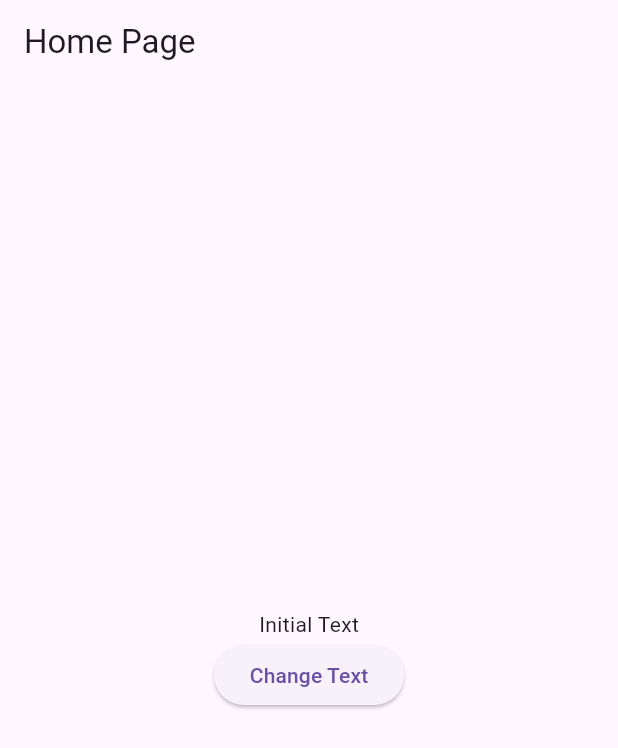
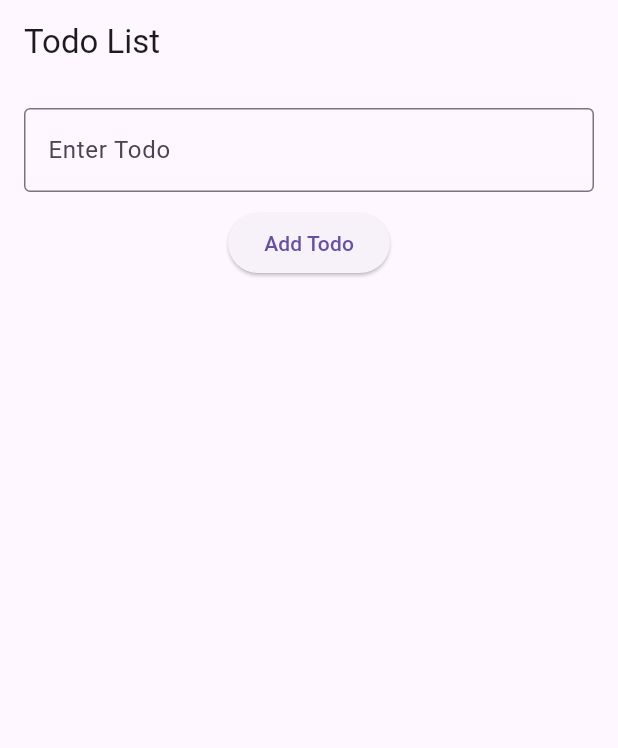
Before and after one commit to AbrahamKiplagat/flutter_testing, a Flutter app: the screen it shows after launch, on a phone screen of 412 x 824 dp. Shown: the top 748 px of the screen. Run offline on Flutter 3.47's test engine with Material 3 defaults, Android fonts, the light colour scheme and no system bars.

Commit message:
adds todo and swipe to delete the todo-list

```diff
--- a/lib/main.dart
+++ b/lib/main.dart
@@ -1,15 +1,18 @@
 import 'package:flutter/material.dart';
-import 'widgets/home_page.dart';
+import 'screens/todo_list_screen.dart';
 
 void main() {
-  runApp(MyApp());
+  runApp(const TodoApp());
 }
 
-class MyApp extends StatelessWidget {
+class TodoApp extends StatelessWidget {
+  const TodoApp({super.key});
+
   @override
   Widget build(BuildContext context) {
-    return MaterialApp(
-      home: MyHomePage(),
+    return const MaterialApp(
+      debugShowCheckedModeBanner: false,
+      home: TodoListScreen(),
     );
   }
 }
--- /dev/null
+++ b/lib/screens/todo_list_screen.dart
@@ -0,0 +1,69 @@
+import 'package:flutter/material.dart';
+import 'todo_item.dart';
+
+class TodoListScreen extends StatefulWidget {
+  const TodoListScreen({super.key});
+
+  @override
+  _TodoListScreenState createState() => _TodoListScreenState();
+}
+
+class _TodoListScreenState extends State<TodoListScreen> {
+  final List<String> todos = [];
+  final TextEditingController controller = TextEditingController();
+
+  void _addTodo() {
+    if (controller.text.isNotEmpty) {
+      setState(() {
+        todos.add(controller.text);
+        controller.clear();
+      });
+    }
+  }
+
+  void _removeTodo(int index) {
+    setState(() {
+      todos.removeAt(index);
+    });
+  }
+
+  @override
+  Widget build(BuildContext context) {
+    return Scaffold(
+      appBar: AppBar(title: const Text("Todo List")),
+      body: Padding(
+        padding: const EdgeInsets.all(16.0),
+        child: Column(
+          children: [
+            TextField(
+              controller: controller,
+              decoration: const InputDecoration(
+                labelText: "Enter Todo",
+                border: OutlineInputBorder(),
+              ),
+            ),
+            const SizedBox(height: 10),
+            ElevatedButton(
+              key: const Key('add_button'),
+              onPressed: _addTodo,
+              child: const Text("Add Todo"),
+            ),
+            const SizedBox(height: 10),
+            Expanded(
+              child: ListView.builder(
+                itemCount: todos.length,
+                itemBuilder: (context, index) {
+                  return TodoItem(
+                    key: Key('todo_$index'),
+                    text: todos[index],
+                    onDismissed: () => _removeTodo(index),
+                  );
+                },
+              ),
+            ),
+          ],
+        ),
+      ),
+    );
+  }
+}
--- a/lib/widgets/home_page.dart
+++ /dev/null
@@ -1,36 +0,0 @@
-import 'package:flutter/material.dart';
-
-class MyHomePage extends StatefulWidget {
-  const MyHomePage({Key? key}) : super(key: key);
-
-  @override
-  _MyHomePageState createState() => _MyHomePageState();
-}
-
-class _MyHomePageState extends State<MyHomePage> {
-  String buttonText = "Initial Text";
-
-  @override
-  Widget build(BuildContext context) {
-    return Scaffold(
-      appBar: AppBar(title: Text("Home Page")),
-      body: Center(
-        child: Column(
-          mainAxisAlignment: MainAxisAlignment.center,
-          children: [
-            Text(buttonText),
-            ElevatedButton(
-              key: Key('change_text_button'), // ✅ Ensure this matches the test
-              onPressed: () {
-                setState(() {
-                  buttonText = "Text Changed";
-                });
-              },
-              child: Text("Change Text"),
-            ),
-          ],
-        ),
-      ),
-    );
-  }
-}
```
Also changed, not shown: lib/screens/todo_item.dart (added, +27 -0 lines), lib/widgets/name_button.dart (deleted, +0 -15 lines), lib/widgets/name_display.dart (deleted, +0 -12 lines), 5 other files.
